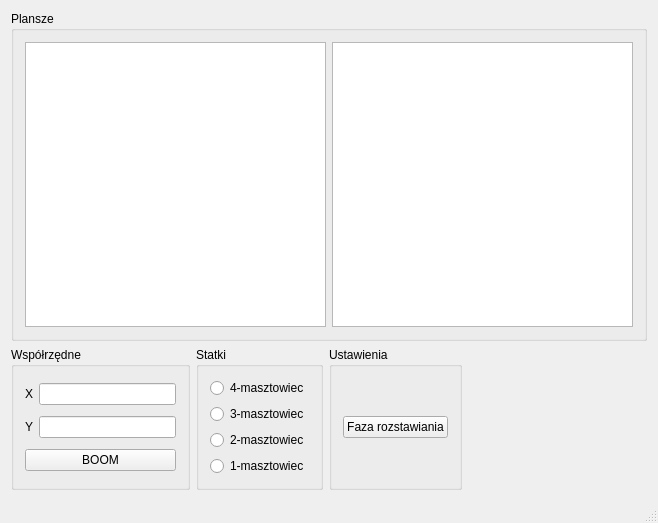
First picture: the form in statki.ui, repository zergx1/statki, before the edit.
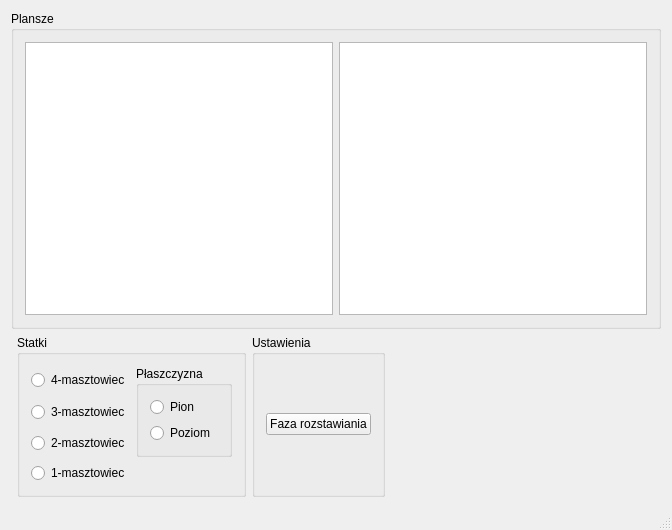
Second picture: the form after the edit.

Patch:
```diff
--- a/statki.ui
+++ b/statki.ui
@@ -6,8 +6,8 @@
    <rect>
     <x>0</x>
     <y>0</y>
-    <width>658</width>
-    <height>523</height>
+    <width>672</width>
+    <height>530</height>
    </rect>
   </property>
   <property name="minimumSize">
@@ -18,8 +18,8 @@
   </property>
   <property name="maximumSize">
    <size>
-    <width>658</width>
-    <height>523</height>
+    <width>1000</width>
+    <height>1000</height>
    </size>
   </property>
   <property name="windowTitle">
@@ -77,42 +77,6 @@
       </layout>
      </widget>
     </item>
-    <item row="1" column="0">
-     <widget class="QGroupBox" name="gb_wspol">
-      <property name="title">
-       <string>Współrzędne</string>
-      </property>
-      <layout class="QGridLayout" name="gridLayout_3">
-       <item row="0" column="0">
-        <widget class="QLabel" name="l_x">
-         <property name="text">
-          <string>X</string>
-         </property>
-        </widget>
-       </item>
-       <item row="0" column="1">
-        <widget class="QLineEdit" name="lineEdit"/>
-       </item>
-       <item row="1" column="0">
-        <widget class="QLabel" name="label_2">
-         <property name="text">
-          <string>Y</string>
-         </property>
-        </widget>
-       </item>
-       <item row="1" column="1">
-        <widget class="QLineEdit" name="lineEdit_2"/>
-       </item>
-       <item row="2" column="0" colspan="2">
-        <widget class="QPushButton" name="pb_strzelaj">
-         <property name="text">
-          <string>BOOM</string>
-         </property>
-        </widget>
-       </item>
-      </layout>
-     </widget>
-    </item>
     <item row="1" column="1">
      <widget class="QGroupBox" name="gb_stat">
       <property name="title">
@@ -147,6 +111,29 @@
          </property>
         </widget>
        </item>
+       <item row="0" column="1" rowspan="3">
+        <widget class="QGroupBox" name="gb_plaszczyzna">
+         <property name="title">
+          <string>Płaszczyzna</string>
+         </property>
+         <layout class="QVBoxLayout" name="verticalLayout">
+          <item>
+           <widget class="QRadioButton" name="rb_pion">
+            <property name="text">
+             <string>Pion</string>
+            </property>
+           </widget>
+          </item>
+          <item>
+           <widget class="QRadioButton" name="rb_poziom">
+            <property name="text">
+             <string>Poziom</string>
+            </property>
+           </widget>
+          </item>
+         </layout>
+        </widget>
+       </item>
       </layout>
      </widget>
     </item>
```
Left out of the diff: 2 changed lines with no effect on the pictures.
